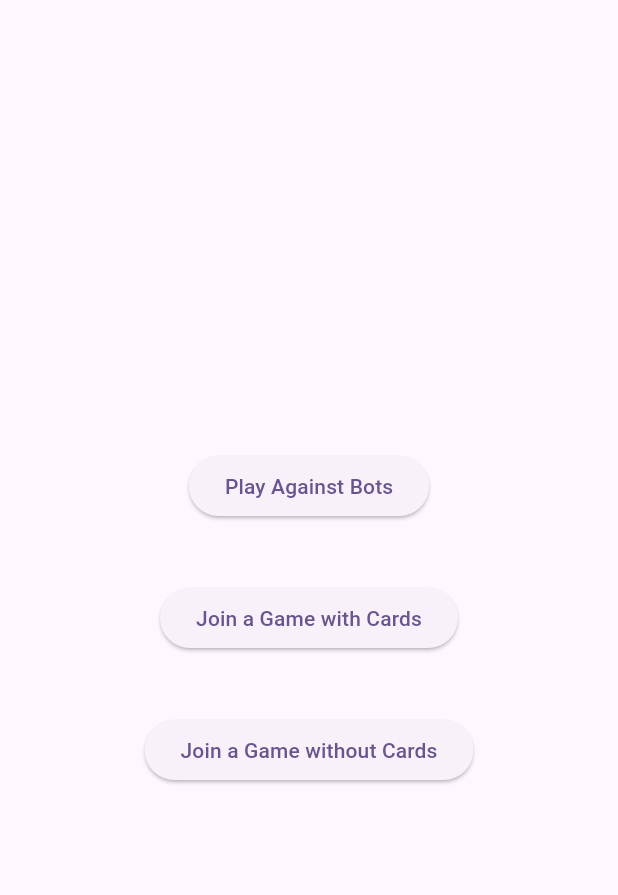
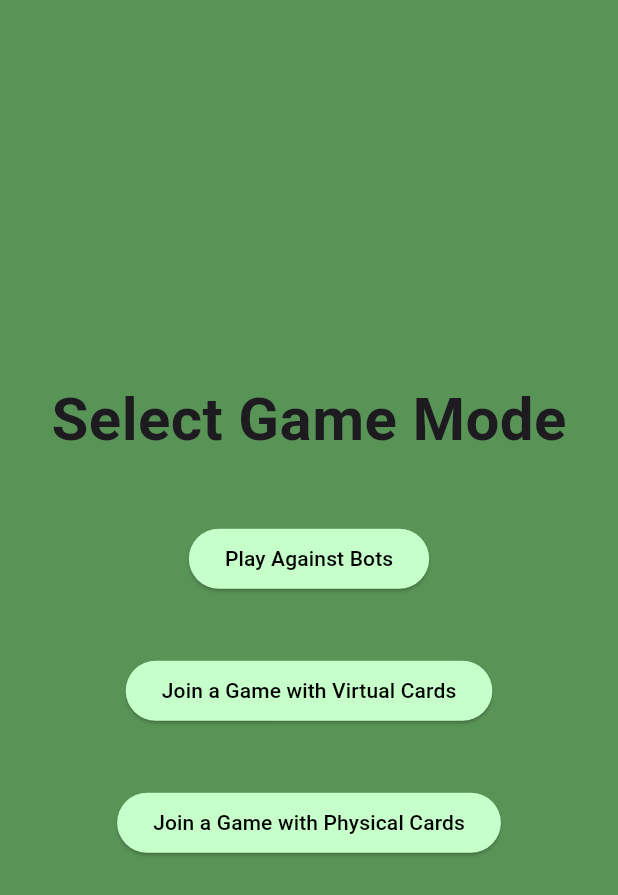
Before and after one commit to hdaren2/JackBlack, a Flutter app: the ModePage screen opened directly, on a phone screen of 412 x 824 dp. Shown: the top 895 px of the screen. Run offline on Flutter 3.47's test engine with Material 3 defaults, Android fonts, the phone set to English and light mode, and no system bars.

Commit message:
Changes to mode page

```diff
--- a/jackblack/lib/modepage.dart
+++ b/jackblack/lib/modepage.dart
@@ -1,4 +1,8 @@
 import 'package:flutter/material.dart';
+
+void main() {
+  runApp(const MaterialApp(home: ModePage()));
+}
 
 class ModePage extends StatelessWidget {
   const ModePage({super.key});
@@ -6,25 +10,40 @@ class ModePage extends StatelessWidget {
   @override
   Widget build (BuildContext context) {
     return Scaffold(
+      backgroundColor: Color.fromRGBO(89, 148, 87, 1),
       body: Center(
         child: Column(
           mainAxisAlignment: MainAxisAlignment.center,
           children: [
+            Text("Select Game Mode", style: TextStyle(fontSize: 40, fontWeight: FontWeight.bold),),
+            SizedBox(height: 40),
             ElevatedButton(
               onPressed: () {},
+              style: ElevatedButton.styleFrom(
+                backgroundColor: Color.fromRGBO(198, 255, 202, 1),
+                foregroundColor: Color.fromRGBO(0, 0, 0, 1),
+              ),
               child: Text("Play Against Bots"),
             ),
             SizedBox(height: 40),
             ElevatedButton(
               onPressed: () {},
+              style: ElevatedButton.styleFrom(
+                backgroundColor: Color.fromRGBO(198, 255, 202, 1),
+                foregroundColor: Color.fromRGBO(0, 0, 0, 1),
+              ),
               // Fix up these confusing names later
-              child: Text("Join a Game with Cards"),
+              child: Text("Join a Game with Virtual Cards"),
             ),
             SizedBox(height: 40),
             ElevatedButton(
               onPressed: () {},
+              style: ElevatedButton.styleFrom(
+                backgroundColor: Color.fromRGBO(198, 255, 202, 1),
+                foregroundColor: Color.fromRGBO(0, 0, 0, 1),
+              ),
               // Fix up these confusing names later
-              child: Text("Join a Game without Cards"),
+              child: Text("Join a Game with Physical Cards"),
             ),
           ],
         ),
```
